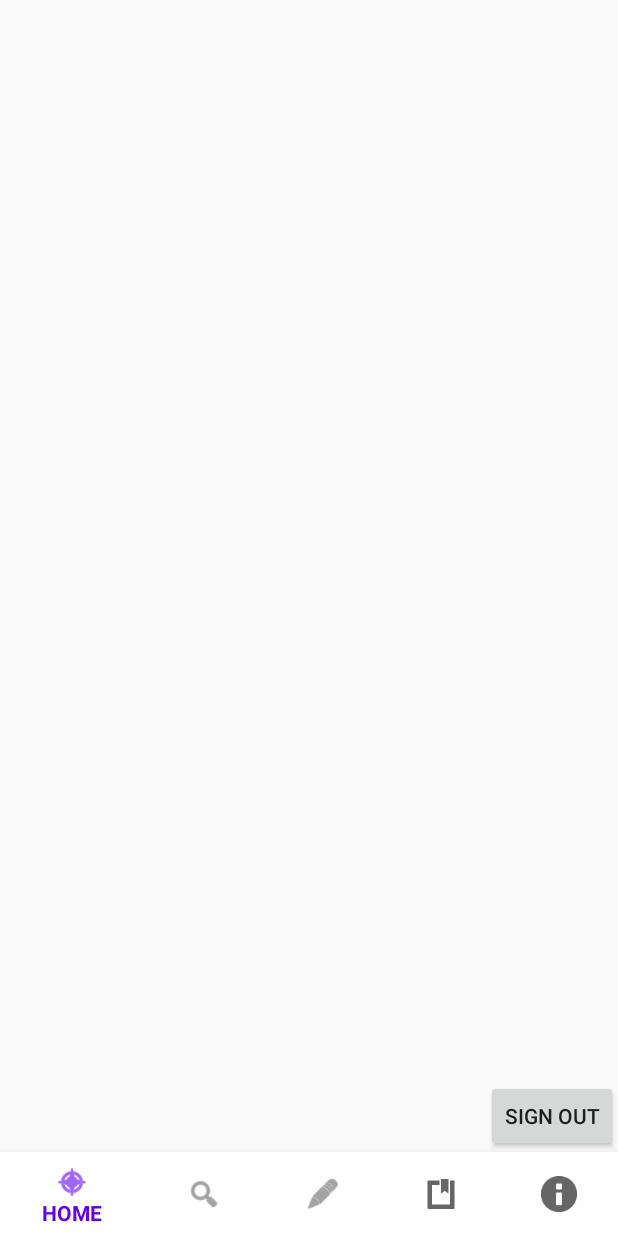
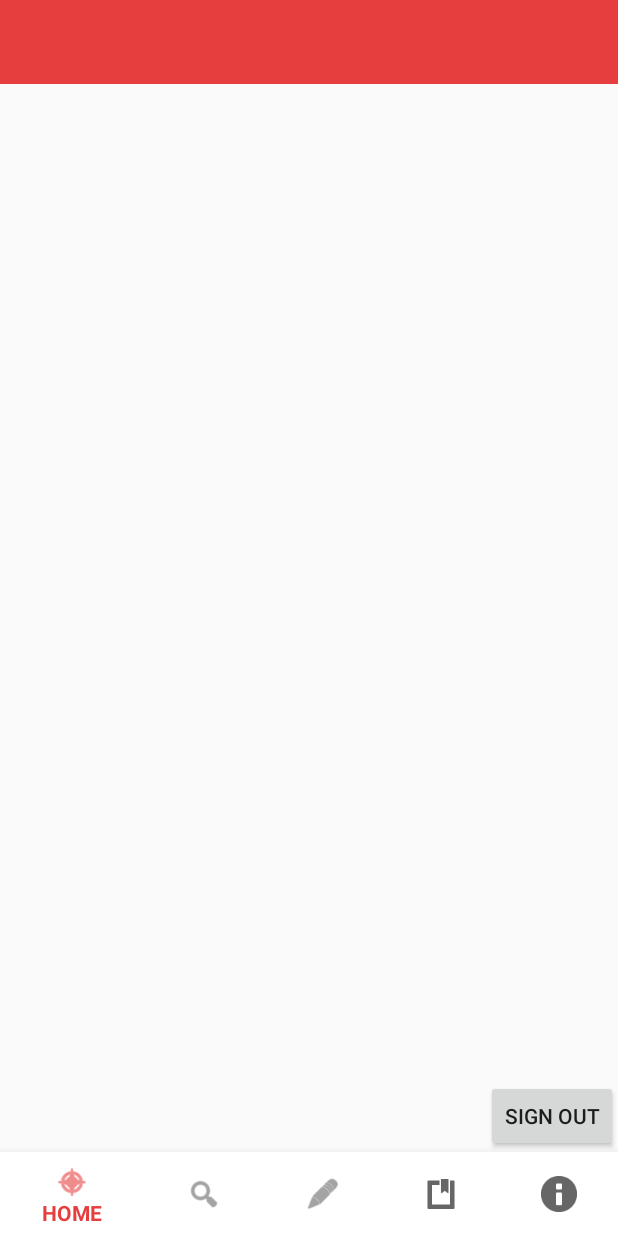
Before and after one commit to patrick141/QuickCash, an Android app: the layout activity_main.xml on its own in the app's theme, with its tools: preview values and no code run, on a phone screen of 412 x 824 dp. Run offline under Robolectric (Android 15) with nearby library versions, the phone set to English and light mode, and no system bars.

Commit message:
Changed app toolbar color and text style

```diff
--- a/app/src/main/java/com/example/quickcash/MainActivity.java
+++ b/app/src/main/java/com/example/quickcash/MainActivity.java
@@ -8,6 +8,7 @@ import android.widget.Button;
 
 import androidx.annotation.NonNull;
 import androidx.appcompat.app.AppCompatActivity;
+import androidx.appcompat.widget.Toolbar;
 import androidx.fragment.app.Fragment;
 import androidx.fragment.app.FragmentManager;
 
@@ -32,6 +33,7 @@ import com.parse.ParseUser;
 public class MainActivity extends AppCompatActivity {
 
     public static final String TAG = "MainActivity";
+    private Toolbar toolbar;
     private BottomNavigationView bottomNavigationView;
     private Button logOutbutton;
     private final FragmentManager fragmentManager = getSupportFragmentManager();
@@ -46,6 +48,8 @@ public class MainActivity extends AppCompatActivity {
 
         logOutbutton = binding.MAbutton;
         bottomNavigationView = binding.bottomNavigation;
+        toolbar = (Toolbar) findViewById(R.id.toolbar_Home);
+        setSupportActionBar(toolbar);
         logOutbutton.setVisibility(View.GONE);
 
         /**
--- a/app/src/main/res/layout/activity_main.xml
+++ b/app/src/main/res/layout/activity_main.xml
@@ -1,11 +1,18 @@
 <?xml version="1.0" encoding="utf-8"?>
-<RelativeLayout xmlns:android="http://schemas.android.com/apk/res/android"
+<RelativeLayout
+    xmlns:android="http://schemas.android.com/apk/res/android"
     xmlns:app="http://schemas.android.com/apk/res-auto"
     xmlns:tools="http://schemas.android.com/tools"
     android:layout_width="match_parent"
     android:layout_height="match_parent"
     android:orientation="vertical"
     tools:context=".MainActivity">
+
+    <include
+        android:id="@+id/toolbar_MA"
+        layout="@layout/toolbar_main"
+        android:layout_width="match_parent"
+        android:layout_height="wrap_content"/>
 
     <Button
         android:id="@+id/MAbutton"
@@ -18,7 +25,8 @@
     <FrameLayout
         android:id="@+id/flContainer"
         android:layout_width="match_parent"
-        android:layout_height="match_parent"
+        android:layout_height="wrap_content"
+        android:layout_below="@id/toolbar_MA"
         android:layout_above="@id/bottom_navigation"/>
 
     <com.google.android.material.bottomnavigation.BottomNavigationView
--- a/app/src/main/res/layout/toolbar_main.xml
+++ b/app/src/main/res/layout/toolbar_main.xml
@@ -1,6 +1,15 @@
 <?xml version="1.0" encoding="utf-8"?>
-<RelativeLayout
-    xmlns:android="http://schemas.android.com/apk/res/android" android:layout_width="match_parent"
-    android:layout_height="match_parent">
-
+<RelativeLayout xmlns:android="http://schemas.android.com/apk/res/android"
+    android:layout_width="match_parent"
+    android:layout_height="wrap_content"
+    xmlns:app="http://schemas.android.com/apk/res-auto">
+    <androidx.appcompat.widget.Toolbar
+        xmlns:android="http://schemas.android.com/apk/res/android"
+        android:id="@+id/toolbar_Home"
+        android:layout_width="match_parent"
+        android:layout_height="wrap_content"
+        android:background="@color/myAppColor"
+        android:theme="@style/ToolbarTheme"
+        app:titleTextAppearance="@style/Toolbar.TitleText"
+        app:popupTheme="@style/ThemeOverlay.AppCompat.Light"/>
 </RelativeLayout>
--- a/app/src/main/res/values/colors.xml
+++ b/app/src/main/res/values/colors.xml
@@ -3,4 +3,6 @@
     <color name="colorPrimary">#6200EE</color>
     <color name="colorPrimaryDark">#3700B3</color>
     <color name="colorAccent">#03DAC5</color>
+    <color name="myAppColor">#E63E3E</color>
+    <color name="myAppAltColor">#0972eb</color>
 </resources>
--- a/app/src/main/res/values/styles.xml
+++ b/app/src/main/res/values/styles.xml
@@ -2,9 +2,22 @@
     <!-- Base application theme. -->
     <style name="AppTheme" parent="Theme.AppCompat.Light.NoActionBar">
         <!-- Customize your theme here. -->
-        <item name="colorPrimary">@color/colorPrimary</item>
-        <item name="colorPrimaryDark">@color/colorPrimaryDark</item>
+        <item name="colorPrimary">@color/myAppColor</item>
+        <item name="colorPrimaryDark">@color/myAppColor</item>
         <item name="colorAccent">@color/colorAccent</item>
     </style>
 
+    <style name="ToolbarTheme" parent="@style/ThemeOverlay.AppCompat.Dark.ActionBar">
+        <!-- android:textColorPrimary is the color of the title text in the Toolbar  -->
+        <item name="android:textColorPrimary">@android:color/white</item>
+        <!-- actionMenuTextColor is the color of the text of action (menu) items  -->
+        <item name="actionMenuTextColor">@android:color/white</item>
+        <!-- Tints the input fields like checkboxes and text fields -->
+    </style>
+
+    <style name="Toolbar.TitleText" parent="TextAppearance.Widget.AppCompat.Toolbar.Title">
+        <item name="android:textSize">21sp</item>
+        <item name="android:textStyle">italic</item>
+    </style>
+
 </resources>
```
Also changed, not shown: app/src/main/res/layout/activity_login.xml (+6 -3 lines), app/src/main/res/layout/activity_sign_up.xml (+4 -4 lines).
